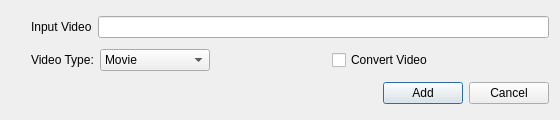
This is addvideodialog.ui in abnd90/Qpod as Qt 5 draws it before an edit. The edited form follows.
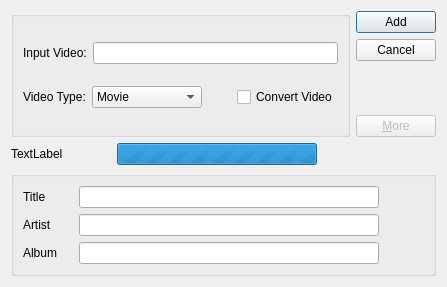
This is the edited form.

```diff
--- a/addvideodialog.ui
+++ b/addvideodialog.ui
@@ -6,8 +6,8 @@
    <rect>
     <x>0</x>
     <y>0</y>
-    <width>560</width>
-    <height>120</height>
+    <width>447</width>
+    <height>287</height>
    </rect>
   </property>
   <property name="sizePolicy">
@@ -25,25 +25,14 @@
   <property name="windowTitle">
    <string>Convert Options</string>
   </property>
+  <layout class="QVBoxLayout" name="verticalLayout_4">
+   <item>
+    <layout class="QHBoxLayout" name="horizontalLayout_3">
+     <item>
+      <widget class="QGroupBox" name="maingbox">
   <layout class="QVBoxLayout" name="verticalLayout">
    <item>
-    <layout class="QHBoxLayout" name="horizontalLayout_2">
-     <item>
-      <spacer name="horizontalSpacer_4">
-       <property name="orientation">
-        <enum>Qt::Horizontal</enum>
-       </property>
-       <property name="sizeType">
-        <enum>QSizePolicy::Fixed</enum>
-       </property>
-       <property name="sizeHint" stdset="0">
-        <size>
-         <width>20</width>
-         <height>20</height>
-        </size>
-       </property>
-      </spacer>
-     </item>
+         <layout class="QHBoxLayout" name="horizontalLayout">
      <item>
       <widget class="QLabel" name="inputlabel">
        <property name="sizePolicy">
@@ -53,7 +42,10 @@
         </sizepolicy>
        </property>
        <property name="text">
-        <string>Input Video</string>
+             <string>Input Video:</string>
+            </property>
+            <property name="buddy">
+             <cstring>inputfile</cstring>
        </property>
       </widget>
      </item>
@@ -67,23 +59,7 @@
     </layout>
    </item>
    <item>
-    <layout class="QHBoxLayout" name="horizontalLayout_3">
-     <item>
-      <spacer name="horizontalSpacer_3">
-       <property name="orientation">
-        <enum>Qt::Horizontal</enum>
-       </property>
-       <property name="sizeType">
-        <enum>QSizePolicy::Fixed</enum>
-       </property>
-       <property name="sizeHint" stdset="0">
-        <size>
-         <width>20</width>
-         <height>20</height>
-        </size>
-       </property>
-      </spacer>
-     </item>
+         <layout class="QHBoxLayout" name="horizontalLayout_2">
      <item>
       <widget class="QLabel" name="typelabel">
        <property name="sizePolicy">
@@ -132,7 +108,7 @@
       </widget>
      </item>
      <item>
-      <spacer name="horizontalSpacer_2">
+           <spacer name="horizontalSpacer">
        <property name="orientation">
         <enum>Qt::Horizontal</enum>
        </property>
@@ -157,36 +133,13 @@
        </property>
       </widget>
      </item>
-     <item>
-      <spacer name="horizontalSpacer_7">
-       <property name="orientation">
-        <enum>Qt::Horizontal</enum>
-       </property>
-       <property name="sizeHint" stdset="0">
-        <size>
-         <width>40</width>
-         <height>20</height>
-        </size>
-       </property>
-      </spacer>
-     </item>
-    </layout>
+         </layout>
+        </item>
+       </layout>
+      </widget>
    </item>
    <item>
-    <layout class="QHBoxLayout" name="horizontalLayout">
-     <item>
-      <spacer name="horizontalSpacer_6">
-       <property name="orientation">
-        <enum>Qt::Horizontal</enum>
-       </property>
-       <property name="sizeHint" stdset="0">
-        <size>
-         <width>40</width>
-         <height>20</height>
-        </size>
-       </property>
-      </spacer>
-     </item>
+      <layout class="QVBoxLayout" name="verticalLayout_2">
      <item>
       <widget class="QPushButton" name="convertbutton">
        <property name="text">
@@ -201,7 +154,271 @@
        </property>
       </widget>
      </item>
-    </layout>
+       <item>
+        <spacer name="verticalSpacer">
+         <property name="orientation">
+          <enum>Qt::Vertical</enum>
+         </property>
+         <property name="sizeHint" stdset="0">
+          <size>
+           <width>20</width>
+           <height>40</height>
+          </size>
+         </property>
+        </spacer>
+       </item>
+       <item>
+        <widget class="QPushButton" name="morebutton">
+         <property name="enabled">
+          <bool>false</bool>
+         </property>
+         <property name="text">
+          <string>&amp;More</string>
+         </property>
+         <property name="checkable">
+          <bool>true</bool>
+         </property>
+        </widget>
+       </item>
+      </layout>
+     </item>
+    </layout>
+   </item>
+   <item>
+    <spacer name="verticalSpacer_2">
+     <property name="orientation">
+      <enum>Qt::Vertical</enum>
+     </property>
+     <property name="sizeType">
+      <enum>QSizePolicy::Fixed</enum>
+     </property>
+     <property name="sizeHint" stdset="0">
+      <size>
+       <width>20</width>
+       <height>0</height>
+      </size>
+     </property>
+    </spacer>
+   </item>
+   <item>
+    <layout class="QHBoxLayout" name="horizontalLayout_7">
+     <item>
+      <widget class="QLabel" name="progressLabel">
+       <property name="sizePolicy">
+        <sizepolicy hsizetype="Fixed" vsizetype="Preferred">
+         <horstretch>0</horstretch>
+         <verstretch>0</verstretch>
+        </sizepolicy>
+       </property>
+       <property name="minimumSize">
+        <size>
+         <width>100</width>
+         <height>0</height>
+        </size>
+       </property>
+       <property name="text">
+        <string>TextLabel</string>
+       </property>
+      </widget>
+     </item>
+     <item>
+      <widget class="QProgressBar" name="progressBar">
+       <property name="sizePolicy">
+        <sizepolicy hsizetype="Fixed" vsizetype="Fixed">
+         <horstretch>0</horstretch>
+         <verstretch>0</verstretch>
+        </sizepolicy>
+       </property>
+       <property name="minimumSize">
+        <size>
+         <width>200</width>
+         <height>0</height>
+        </size>
+       </property>
+       <property name="maximum">
+        <number>0</number>
+       </property>
+       <property name="value">
+        <number>6083</number>
+       </property>
+      </widget>
+     </item>
+     <item>
+      <spacer name="horizontalSpacer_5">
+       <property name="orientation">
+        <enum>Qt::Horizontal</enum>
+       </property>
+       <property name="sizeHint" stdset="0">
+        <size>
+         <width>40</width>
+         <height>20</height>
+        </size>
+       </property>
+      </spacer>
+     </item>
+    </layout>
+   </item>
+   <item>
+    <widget class="QGroupBox" name="hiddengbox">
+     <property name="title">
+      <string/>
+     </property>
+     <layout class="QVBoxLayout" name="verticalLayout_3">
+      <item>
+       <layout class="QHBoxLayout" name="horizontalLayout_5">
+        <item>
+         <widget class="QLabel" name="label1">
+          <property name="minimumSize">
+           <size>
+            <width>50</width>
+            <height>0</height>
+           </size>
+          </property>
+          <property name="text">
+           <string>Title</string>
+          </property>
+          <property name="buddy">
+           <cstring>lineEdit1</cstring>
+          </property>
+         </widget>
+        </item>
+        <item>
+         <widget class="QLineEdit" name="lineEdit1">
+          <property name="sizePolicy">
+           <sizepolicy hsizetype="Fixed" vsizetype="Fixed">
+            <horstretch>0</horstretch>
+            <verstretch>0</verstretch>
+           </sizepolicy>
+          </property>
+          <property name="minimumSize">
+           <size>
+            <width>300</width>
+            <height>0</height>
+           </size>
+          </property>
+         </widget>
+        </item>
+        <item>
+         <spacer name="horizontalSpacer_4">
+          <property name="orientation">
+           <enum>Qt::Horizontal</enum>
+          </property>
+          <property name="sizeHint" stdset="0">
+           <size>
+            <width>40</width>
+            <height>20</height>
+           </size>
+          </property>
+         </spacer>
+        </item>
+       </layout>
+      </item>
+      <item>
+       <layout class="QHBoxLayout" name="horizontalLayout_4">
+        <item>
+         <widget class="QLabel" name="label2">
+          <property name="sizePolicy">
+           <sizepolicy hsizetype="Preferred" vsizetype="Preferred">
+            <horstretch>0</horstretch>
+            <verstretch>0</verstretch>
+           </sizepolicy>
+          </property>
+          <property name="minimumSize">
+           <size>
+            <width>50</width>
+            <height>0</height>
+           </size>
+          </property>
+          <property name="text">
+           <string>Artist</string>
+          </property>
+          <property name="buddy">
+           <cstring>lineEdit2</cstring>
+          </property>
+         </widget>
+        </item>
+        <item>
+         <widget class="QLineEdit" name="lineEdit2">
+          <property name="sizePolicy">
+           <sizepolicy hsizetype="Fixed" vsizetype="Fixed">
+            <horstretch>0</horstretch>
+            <verstretch>0</verstretch>
+           </sizepolicy>
+          </property>
+          <property name="minimumSize">
+           <size>
+            <width>300</width>
+            <height>0</height>
+           </size>
+          </property>
+         </widget>
+        </item>
+        <item>
+         <spacer name="horizontalSpacer_3">
+          <property name="orientation">
+           <enum>Qt::Horizontal</enum>
+          </property>
+          <property name="sizeHint" stdset="0">
+           <size>
+            <width>40</width>
+            <height>20</height>
+           </size>
+          </property>
+         </spacer>
+        </item>
+       </layout>
+      </item>
+      <item>
+       <layout class="QHBoxLayout" name="horizontalLayout_6">
+        <item>
+         <widget class="QLabel" name="label3">
+          <property name="minimumSize">
+           <size>
+            <width>50</width>
+            <height>0</height>
+           </size>
+          </property>
+          <property name="text">
+           <string>Album</string>
+          </property>
+          <property name="buddy">
+           <cstring>lineEdit3</cstring>
+          </property>
+         </widget>
+        </item>
+        <item>
+         <widget class="QLineEdit" name="lineEdit3">
+          <property name="sizePolicy">
+           <sizepolicy hsizetype="Fixed" vsizetype="Fixed">
+            <horstretch>0</horstretch>
+            <verstretch>0</verstretch>
+           </sizepolicy>
+          </property>
+          <property name="minimumSize">
+           <size>
+            <width>300</width>
+            <height>0</height>
+           </size>
+          </property>
+         </widget>
+        </item>
+        <item>
+         <spacer name="horizontalSpacer_2">
+          <property name="orientation">
+           <enum>Qt::Horizontal</enum>
+          </property>
+          <property name="sizeHint" stdset="0">
+           <size>
+            <width>40</width>
+            <height>20</height>
+           </size>
+          </property>
+         </spacer>
+        </item>
+       </layout>
+      </item>
+     </layout>
+    </widget>
    </item>
   </layout>
  </widget>
```
Left out of the diff: 20 changed lines with no effect on the pictures. Lines whose indentation alone changed are shown as unchanged.
